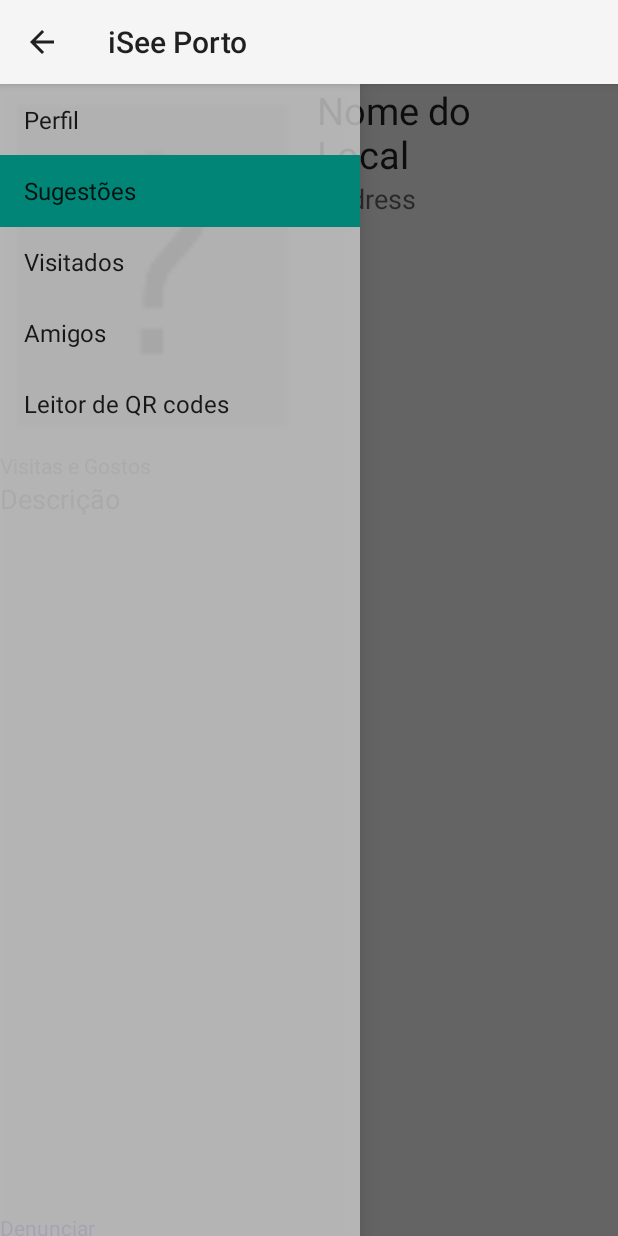
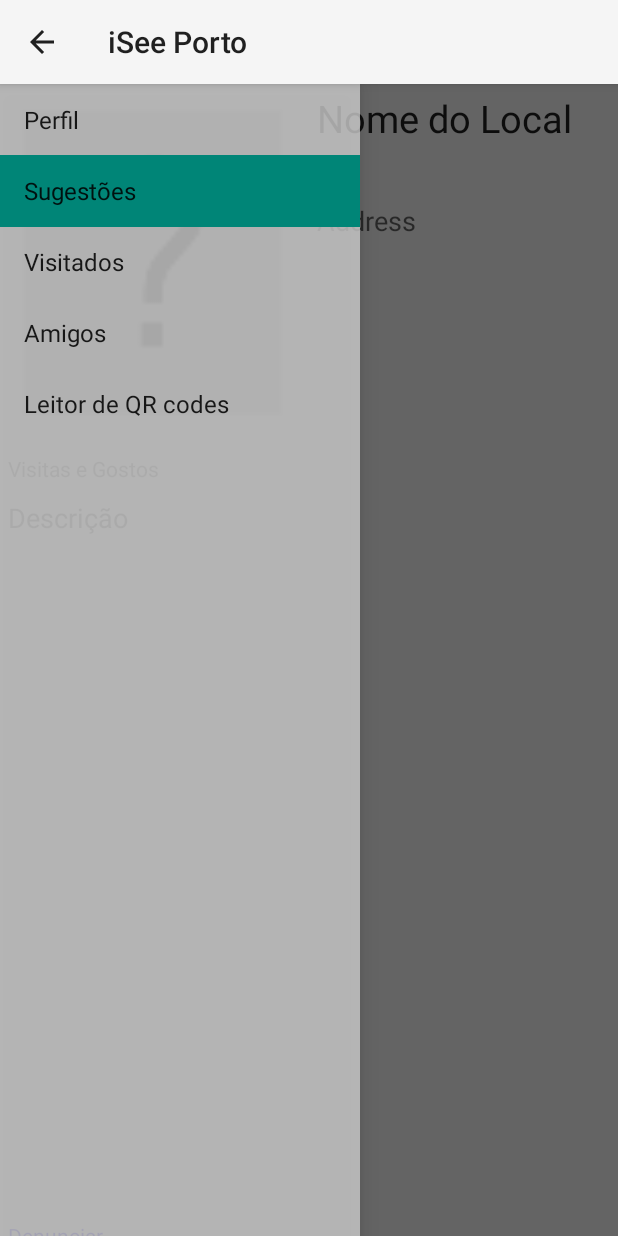
Before and after one commit to gtugablue/iseeporto, an Android app: the fragment Place placed in its activity, on a phone screen of 412 x 824 dp. Run offline under Robolectric (Android 15) with nearby library versions, the phone set to English and light mode, and no system bars; libraries missing offline, so code that uses them is left out: com.facebook, com.facebook.login; 5 statements that could not run were skipped.

Commit message:
Using "marquee" to show big names and addresses of PoIs.

```diff
--- a/Android/iSeePorto/app/src/main/java/antonio/iseeporto/Place.java
+++ b/Android/iSeePorto/app/src/main/java/antonio/iseeporto/Place.java
@@ -14,6 +14,7 @@ import android.widget.Toast;
 
 import org.json.JSONException;
 import org.json.JSONObject;
+import org.w3c.dom.Text;
 
 /**
  * Created by Antonio on 08-09-2015.
@@ -32,6 +33,10 @@ public class Place extends android.app.Fragment {
     @Override
     public View onCreateView(LayoutInflater inflater, ViewGroup container, Bundle savedInstanceState) {
         View viewTemp = inflater.inflate(R.layout.place, container, false);
+        TextView tv1 = (TextView)viewTemp.findViewById(R.id.namePlaceId);
+        tv1.setSelected(true);
+        TextView tv2 = (TextView)viewTemp.findViewById(R.id.idAddress);
+        tv2.setSelected(true);
         report = false;
         executeUrl("https://iseeporto.revtut.net/api/api.php?action=get_poi_info&id=" + SingletonStringId.getInstance().getId());
         return viewTemp;
--- a/Android/iSeePorto/app/src/main/res/layout/place.xml
+++ b/Android/iSeePorto/app/src/main/res/layout/place.xml
@@ -21,7 +21,8 @@
                 android:layout_height="match_parent"
                 android:id="@+id/placePicId"
                 android:src="@mipmap/blank_image"
-                android:scaleType="fitXY" />
+                android:scaleType="fitXY"
+                android:layout_margin="5dp" />
 
         </RelativeLayout>
 
@@ -37,30 +38,39 @@
             android:weightSum="1">
 
             <TextView
-                android:layout_width="134dp"
-                android:layout_height="wrap_content"
+                android:layout_width="match_parent"
+                android:layout_height="0dp"
                 android:textAppearance="?android:attr/textAppearanceLarge"
                 android:text="Nome do Local"
                 android:id="@+id/namePlaceId"
                 android:textSize="25dp"
-                android:layout_marginLeft="5dp" />
+                android:layout_margin="5dp"
+                android:layout_weight="0.3"
+                android:ellipsize="marquee"
+                android:marqueeRepeatLimit="-1"
+                android:singleLine="true"/>
 
             <TextView
-                android:layout_width="wrap_content"
-                android:layout_height="wrap_content"
+                android:layout_width="match_parent"
+                android:layout_height="0dp"
                 android:textAppearance="?android:attr/textAppearanceMedium"
                 android:text="Address"
                 android:clickable="true"
                 android:id="@+id/idAddress"
-                android:layout_marginLeft="5dp" />
+                android:layout_margin="5dp"
+                android:layout_weight="0.3"
+                android:ellipsize="marquee"
+                android:marqueeRepeatLimit="-1"/>
 
             <LinearLayout
                 android:orientation="horizontal"
-                android:layout_width="fill_parent"
-                android:layout_height="fill_parent"
+                android:layout_width="match_parent"
+                android:layout_height="0dp"
                 android:weightSum="1"
                 android:id="@+id/avaliacao"
-                android:baselineAligned="false">
+                android:baselineAligned="false"
+                android:layout_margin="5dp"
+                android:layout_weight="0.3">
 
             </LinearLayout>
 
@@ -77,14 +87,16 @@
             android:layout_height="match_parent"
             android:textAppearance="?android:attr/textAppearanceSmall"
             android:text="Visitas e Gostos"
-            android:id="@+id/placeInfoId" />
+            android:id="@+id/placeInfoId"
+            android:layout_margin="5dp" />
     </LinearLayout>
 
     <LinearLayout
         android:orientation="vertical"
         android:layout_width="match_parent"
         android:layout_height="match_parent"
-        android:layout_weight="0.33">
+        android:layout_weight="0.33"
+        android:layout_margin="5dp">
 
         <TextView
             android:layout_width="match_parent"
@@ -119,6 +131,7 @@
             android:text="@string/report"
             android:clickable="true"
             android:id="@+id/reportId"
-            android:textColor="#1200ff" />
+            android:textColor="#1200ff"
+            android:layout_margin="5dp" />
     </LinearLayout>
 </LinearLayout>
```
